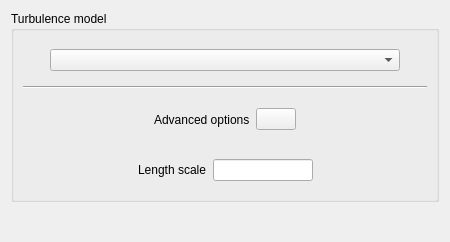
First picture: the form in gui/Pages/TurbulenceForm.ui, repository code-saturne/code_saturne, before the edit.
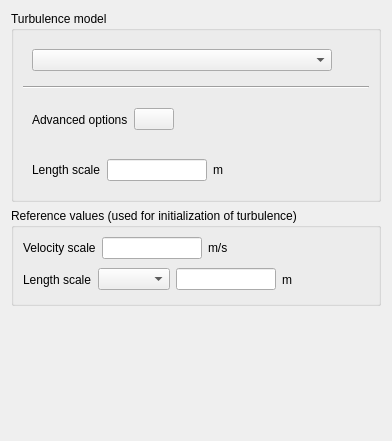
Second picture: the form after the edit. Icons and pictures are not drawn.

Commit message: GUI: move reference velocity and length to turbulence model page.

What changed in the file:
```diff
--- a/gui/Pages/TurbulenceForm.ui
+++ b/gui/Pages/TurbulenceForm.ui
@@ -6,15 +6,147 @@
    <rect>
     <x>0</x>
     <y>0</y>
-    <width>450</width>
-    <height>242</height>
+    <width>392</width>
+    <height>441</height>
    </rect>
   </property>
   <property name="windowTitle">
    <string>Form</string>
   </property>
   <layout class="QGridLayout">
-   <item row="0" column="0">
+   <item row="3" column="0">
+    <widget class="QGroupBox" name="groupBoxReferenceValues">
+     <property name="title">
+      <string>Reference values (used for initialization of turbulence)</string>
+     </property>
+     <layout class="QHBoxLayout" name="horizontalLayout">
+      <item>
+       <layout class="QVBoxLayout" name="verticalLayout">
+        <item>
+         <layout class="QHBoxLayout" name="_3">
+          <property name="spacing">
+           <number>6</number>
+          </property>
+          <property name="margin">
+           <number>0</number>
+          </property>
+          <item>
+           <widget class="QLabel" name="labelV0">
+            <property name="toolTip">
+             <string>&lt;html&gt;&lt;head/&gt;&lt;body&gt;&lt;p&gt;&lt;span style=&quot; font-size:9pt;&quot;&gt;Define the reference velocity in m/s. &lt;/span&gt;&lt;span style=&quot; font-size:9pt; font-weight:600;&quot;&gt;uref&lt;/span&gt;&lt;span style=&quot; font-size:9pt;&quot;&gt; is the characteristic flow velocity which is used for turbulence initialization. Useful only with turbulence.&lt;/span&gt;&lt;/p&gt;&lt;p&gt;&lt;span style=&quot; font-size:9pt;&quot;&gt;(Code_Saturne key word: &lt;/span&gt;&lt;span style=&quot; font-size:9pt; font-weight:600;&quot;&gt;UREF&lt;/span&gt;&lt;span style=&quot; font-size:9pt;&quot;&gt;)&lt;/span&gt;&lt;/p&gt;&lt;/body&gt;&lt;/html&gt;</string>
+            </property>
+            <property name="text">
+             <string>Velocity scale</string>
+            </property>
+           </widget>
+          </item>
+          <item>
+           <widget class="QLineEdit" name="lineEditV0">
+            <property name="maximumSize">
+             <size>
+              <width>100</width>
+              <height>16777215</height>
+             </size>
+            </property>
+            <property name="toolTip">
+             <string>&lt;html&gt;&lt;head/&gt;&lt;body&gt;&lt;p&gt;&lt;span style=&quot; font-size:9pt;&quot;&gt;Define the reference velocity in m/s. &lt;/span&gt;&lt;span style=&quot; font-size:9pt; font-weight:600;&quot;&gt;uref&lt;/span&gt;&lt;span style=&quot; font-size:9pt;&quot;&gt; is the characteristic flow velocity which is used for turbulence initialization. Useful only with turbulence.&lt;/span&gt;&lt;/p&gt;&lt;p&gt;&lt;span style=&quot; font-size:9pt;&quot;&gt;(Code_Saturne key word: &lt;/span&gt;&lt;span style=&quot; font-size:9pt; font-weight:600;&quot;&gt;UREF&lt;/span&gt;&lt;span style=&quot; font-size:9pt;&quot;&gt;)&lt;/span&gt;&lt;/p&gt;&lt;/body&gt;&lt;/html&gt;</string>
+            </property>
+           </widget>
+          </item>
+          <item>
+           <widget class="QLabel" name="labelUnitV0">
+            <property name="toolTip">
+             <string>&lt;html&gt;&lt;head/&gt;&lt;body&gt;&lt;p&gt;&lt;span style=&quot; font-size:9pt;&quot;&gt;Define the reference velocity in m/s. &lt;/span&gt;&lt;span style=&quot; font-size:9pt; font-weight:600;&quot;&gt;uref&lt;/span&gt;&lt;span style=&quot; font-size:9pt;&quot;&gt; is the characteristic flow velocity which is used for turbulence initialization. Useful only with turbulence.&lt;/span&gt;&lt;/p&gt;&lt;p&gt;&lt;span style=&quot; font-size:9pt;&quot;&gt;(Code_Saturne key word: &lt;/span&gt;&lt;span style=&quot; font-size:9pt; font-weight:600;&quot;&gt;UREF&lt;/span&gt;&lt;span style=&quot; font-size:9pt;&quot;&gt;)&lt;/span&gt;&lt;/p&gt;&lt;/body&gt;&lt;/html&gt;</string>
+            </property>
+            <property name="text">
+             <string>m/s</string>
+            </property>
+           </widget>
+          </item>
+          <item>
+           <spacer>
+            <property name="orientation">
+             <enum>Qt::Horizontal</enum>
+            </property>
+            <property name="sizeHint" stdset="0">
+             <size>
+              <width>16</width>
+              <height>16</height>
+             </size>
+            </property>
+           </spacer>
+          </item>
+         </layout>
+        </item>
+        <item>
+         <layout class="QHBoxLayout" name="_5">
+          <property name="spacing">
+           <number>6</number>
+          </property>
+          <property name="margin">
+           <number>0</number>
+          </property>
+          <item>
+           <widget class="QLabel" name="labelL0">
+            <property name="toolTip">
+             <string>&lt;html&gt;&lt;head/&gt;&lt;body&gt;&lt;p&gt;&lt;span style=&quot; font-size:9pt;&quot;&gt;Define the reference length &lt;/span&gt;&lt;span style=&quot; font-size:9pt; font-weight:600;&quot;&gt;almax&lt;/span&gt;&lt;span style=&quot; font-size:9pt;&quot;&gt; in meters. &lt;/span&gt;&lt;span style=&quot; font-size:9pt; font-weight:600;&quot;&gt;almax&lt;/span&gt;&lt;span style=&quot; font-size:9pt;&quot;&gt; is a characteristic macroscopic length of the domain, used for the initialisation of the turbulence and the optionnal clipping (with &lt;/span&gt;&lt;span style=&quot; font-size:9pt; font-weight:600;&quot;&gt;iclkep&lt;/span&gt;&lt;span style=&quot; font-size:9pt;&quot;&gt; = 1). If the automatic option is chosen, the cubic root of the domain is taken. Useful only with turbulence.&lt;/span&gt;&lt;/p&gt;&lt;p&gt;&lt;span style=&quot; font-size:9pt;&quot;&gt;(Code_Saturne key word: &lt;/span&gt;&lt;span style=&quot; font-size:9pt; font-weight:600;&quot;&gt;ALMAX&lt;/span&gt;&lt;span style=&quot; font-size:9pt;&quot;&gt;)&lt;/span&gt;&lt;/p&gt;&lt;/body&gt;&lt;/html&gt;</string>
+            </property>
+            <property name="text">
+             <string>Length scale</string>
+            </property>
+           </widget>
+          </item>
+          <item>
+           <widget class="QComboBox" name="comboBoxLength">
+            <property name="toolTip">
+             <string>&lt;html&gt;&lt;head/&gt;&lt;body&gt;&lt;p&gt;&lt;span style=&quot; font-size:9pt;&quot;&gt;Define the reference length &lt;/span&gt;&lt;span style=&quot; font-size:9pt; font-weight:600;&quot;&gt;almax&lt;/span&gt;&lt;span style=&quot; font-size:9pt;&quot;&gt; in meters. &lt;/span&gt;&lt;span style=&quot; font-size:9pt; font-weight:600;&quot;&gt;almax&lt;/span&gt;&lt;span style=&quot; font-size:9pt;&quot;&gt; is a characteristic macroscopic length of the domain, used for the initialisation of the turbulence and the optionnal clipping (with &lt;/span&gt;&lt;span style=&quot; font-size:9pt; font-weight:600;&quot;&gt;iclkep&lt;/span&gt;&lt;span style=&quot; font-size:9pt;&quot;&gt; = 1). If the automatic option is chosen, the cubic root of the domain is taken. Useful only with turbulence.&lt;/span&gt;&lt;/p&gt;&lt;p&gt;&lt;span style=&quot; font-size:9pt;&quot;&gt;(Code_Saturne key word: &lt;/span&gt;&lt;span style=&quot; font-size:9pt; font-weight:600;&quot;&gt;ALMAX&lt;/span&gt;&lt;span style=&quot; font-size:9pt;&quot;&gt;)&lt;/span&gt;&lt;/p&gt;&lt;/body&gt;&lt;/html&gt;</string>
+            </property>
+           </widget>
+          </item>
+          <item>
+           <widget class="QLineEdit" name="lineEditL0">
+            <property name="maximumSize">
+             <size>
+              <width>100</width>
+              <height>16777215</height>
+             </size>
+            </property>
+            <property name="toolTip">
+             <string>&lt;html&gt;&lt;head/&gt;&lt;body&gt;&lt;p&gt;&lt;span style=&quot; font-size:9pt;&quot;&gt;Define the reference length &lt;/span&gt;&lt;span style=&quot; font-size:9pt; font-weight:600;&quot;&gt;almax&lt;/span&gt;&lt;span style=&quot; font-size:9pt;&quot;&gt; in meters. &lt;/span&gt;&lt;span style=&quot; font-size:9pt; font-weight:600;&quot;&gt;almax&lt;/span&gt;&lt;span style=&quot; font-size:9pt;&quot;&gt; is a characteristic macroscopic length of the domain, used for the initialisation of the turbulence and the optionnal clipping (with &lt;/span&gt;&lt;span style=&quot; font-size:9pt; font-weight:600;&quot;&gt;iclkep&lt;/span&gt;&lt;span style=&quot; font-size:9pt;&quot;&gt; = 1). If the automatic option is chosen, the cubic root of the domain is taken. Useful only with turbulence.&lt;/span&gt;&lt;/p&gt;&lt;p&gt;&lt;span style=&quot; font-size:9pt;&quot;&gt;(Code_Saturne key word: &lt;/span&gt;&lt;span style=&quot; font-size:9pt; font-weight:600;&quot;&gt;ALMAX&lt;/span&gt;&lt;span style=&quot; font-size:9pt;&quot;&gt;)&lt;/span&gt;&lt;/p&gt;&lt;/body&gt;&lt;/html&gt;</string>
+            </property>
+           </widget>
+          </item>
+          <item>
+           <widget class="QLabel" name="labelUnitL0">
+            <property name="toolTip">
+             <string>&lt;html&gt;&lt;head/&gt;&lt;body&gt;&lt;p&gt;&lt;span style=&quot; font-size:9pt;&quot;&gt;Define the reference length &lt;/span&gt;&lt;span style=&quot; font-size:9pt; font-weight:600;&quot;&gt;almax&lt;/span&gt;&lt;span style=&quot; font-size:9pt;&quot;&gt; in meters. &lt;/span&gt;&lt;span style=&quot; font-size:9pt; font-weight:600;&quot;&gt;almax&lt;/span&gt;&lt;span style=&quot; font-size:9pt;&quot;&gt; is a characteristic macroscopic length of the domain, used for the initialisation of the turbulence and the optionnal clipping (with &lt;/span&gt;&lt;span style=&quot; font-size:9pt; font-weight:600;&quot;&gt;iclkep&lt;/span&gt;&lt;span style=&quot; font-size:9pt;&quot;&gt; = 1). If the automatic option is chosen, the cubic root of the domain is taken. Useful only with turbulence.&lt;/span&gt;&lt;/p&gt;&lt;p&gt;&lt;span style=&quot; font-size:9pt;&quot;&gt;(Code_Saturne key word: &lt;/span&gt;&lt;span style=&quot; font-size:9pt; font-weight:600;&quot;&gt;ALMAX&lt;/span&gt;&lt;span style=&quot; font-size:9pt;&quot;&gt;)&lt;/span&gt;&lt;/p&gt;&lt;/body&gt;&lt;/html&gt;</string>
+            </property>
+            <property name="text">
+             <string>m</string>
+            </property>
+           </widget>
+          </item>
+          <item>
+           <spacer>
+            <property name="orientation">
+             <enum>Qt::Horizontal</enum>
+            </property>
+            <property name="sizeHint" stdset="0">
+             <size>
+              <width>20</width>
+              <height>29</height>
+             </size>
+            </property>
+           </spacer>
+          </item>
+         </layout>
+        </item>
+       </layout>
+      </item>
+     </layout>
+    </widget>
+   </item>
+   <item row="1" column="0">
     <widget class="QGroupBox" name="groupBoxModel">
      <property name="toolTip">
       <string>&lt;html&gt;&lt;head/&gt;&lt;body&gt;&lt;p&gt;&lt;span style=&quot; font-size:9pt;&quot;&gt;Select the turbulence model.&lt;/span&gt;&lt;/p&gt;&lt;p&gt;&lt;span style=&quot; font-size:9pt;&quot;&gt;(Code_Saturne keyword: &lt;/span&gt;&lt;span style=&quot; font-size:9pt; font-weight:600;&quot;&gt;ITURB&lt;/span&gt;&lt;span style=&quot; font-size:9pt;&quot;&gt;)&lt;/span&gt;&lt;/p&gt;&lt;/body&gt;&lt;/html&gt;</string>
@@ -36,24 +168,11 @@
           <layout class="QGridLayout">
            <item row="0" column="0">
             <layout class="QHBoxLayout">
-             <item>
-              <spacer>
-               <property name="orientation">
-                <enum>Qt::Horizontal</enum>
-               </property>
-               <property name="sizeHint" stdset="0">
-                <size>
-                 <width>16</width>
-                 <height>16</height>
-                </size>
-               </property>
-              </spacer>
-             </item>
              <item>
               <widget class="QComboBox" name="comboBoxTurbModel">
                <property name="minimumSize">
                 <size>
-                 <width>350</width>
+                 <width>300</width>
                  <height>0</height>
                 </size>
                </property>
@@ -101,19 +220,6 @@
           <layout class="QGridLayout">
            <item row="0" column="0">
             <layout class="QHBoxLayout">
-             <item>
-              <spacer>
-               <property name="orientation">
-                <enum>Qt::Horizontal</enum>
-               </property>
-               <property name="sizeHint" stdset="0">
-                <size>
-                 <width>20</width>
-                 <height>21</height>
-                </size>
-               </property>
-              </spacer>
-             </item>
              <item>
               <widget class="QLabel" name="labelAdvanced">
                <property name="toolTip">
@@ -173,19 +279,6 @@
           <layout class="QGridLayout">
            <item row="0" column="0">
             <layout class="QHBoxLayout">
-             <item>
-              <spacer>
-               <property name="orientation">
-                <enum>Qt::Horizontal</enum>
-               </property>
-               <property name="sizeHint" stdset="0">
-                <size>
-                 <width>20</width>
-                 <height>21</height>
-                </size>
-               </property>
-              </spacer>
-             </item>
              <item>
               <widget class="QLabel" name="labelLength">
                <property name="toolTip">
@@ -215,6 +308,13 @@
                </property>
               </widget>
              </item>
+             <item>
+              <widget class="QLabel" name="labelRefLengthUnit">
+               <property name="text">
+                <string>m</string>
+               </property>
+              </widget>
+             </item>
              <item>
               <spacer>
                <property name="orientation">
@@ -238,15 +338,15 @@
      </layout>
     </widget>
    </item>
-   <item row="1" column="0">
-    <spacer>
+   <item row="4" column="0">
+    <spacer name="verticalSpacer">
      <property name="orientation">
       <enum>Qt::Vertical</enum>
      </property>
      <property name="sizeHint" stdset="0">
       <size>
        <width>20</width>
-       <height>20</height>
+       <height>40</height>
       </size>
      </property>
     </spacer>
```
The commit also changes 8 other files.
